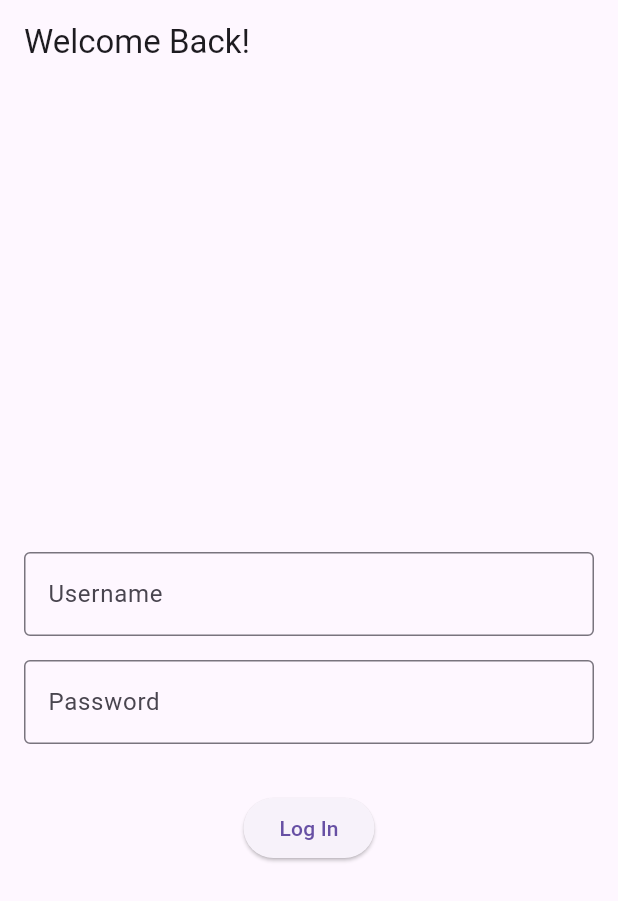
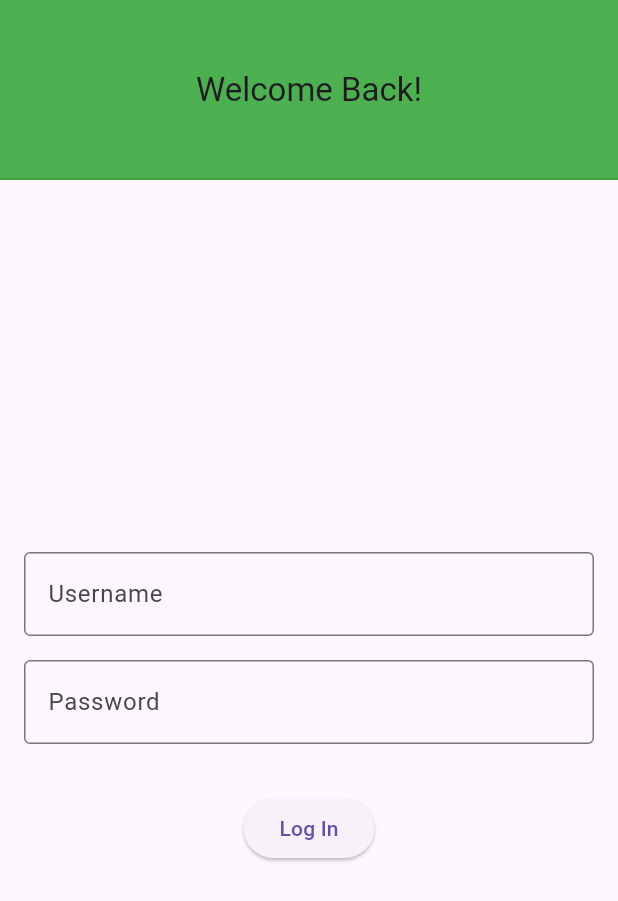
Before and after one commit to Deonmayon/NuadPah, a Flutter app: the screen it shows after launch, on a phone screen of 412 x 824 dp. Shown: the top 901 px of the screen. Run offline on Flutter 3.47's test engine with Material 3 defaults, Android fonts, the phone set to English and light mode, and no system bars.

Commit message:
change style

```diff
--- a/frontend/lib/login.dart
+++ b/frontend/lib/login.dart
@@ -33,9 +33,18 @@ class _LoginPageState extends State<LoginPage> {
   Widget build(BuildContext context) {
     return Scaffold(
       appBar: PreferredSize(
-        preferredSize: Size.fromHeight(120.0), // Set your desired height here
+        preferredSize: const Size.fromHeight(120.0),
         child: AppBar(
           title: Text('Welcome Back!'),
+          toolbarHeight: 120.0,
+          automaticallyImplyLeading: false,
+          flexibleSpace: Container(),
+          centerTitle: true,
+          backgroundColor: Colors.green,
+          elevation: 0,
+          shape: const Border(
+            bottom: BorderSide(width: 1, color: Colors.black12),
+          ),
         ),
       ),
       body: Padding(
```
Also changed, not shown: 2 other files.
